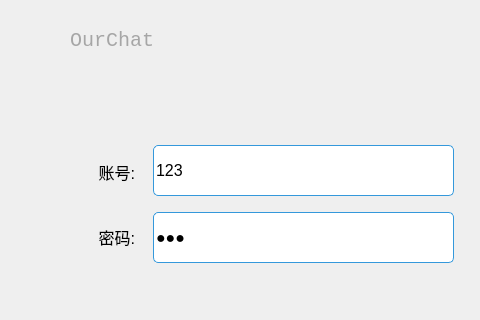
Above: Client/logging.ui from ivegg/QT- before the change; both pictures show x 0 to 480 and y 0 to 320 of the 564 by 430 pixel window. Below: the same form after it.
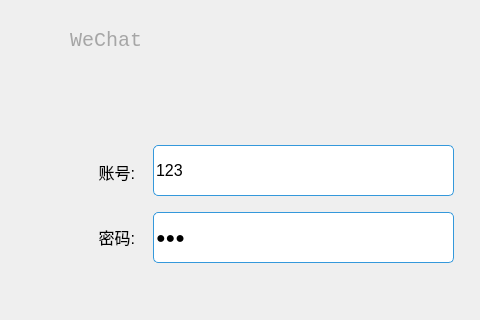
That is the form after the change. Icons and pictures are not drawn.

```diff
--- a/Client/logging.ui
+++ b/Client/logging.ui
@@ -286,7 +286,7 @@
        <string notr="true">color: rgb(166,166,166);</string>
       </property>
       <property name="text">
-       <string>OurChat</string>
+       <string>WeChat</string>
       </property>
      </widget>
      <widget class="QPushButton" name="pushButton_seePassword">
```
